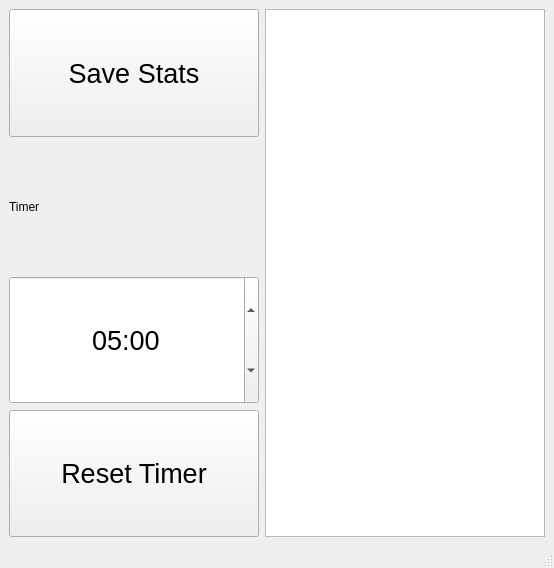
Qt form mainwindow.ui (Inlucker/CollectStatistics) before a commit.
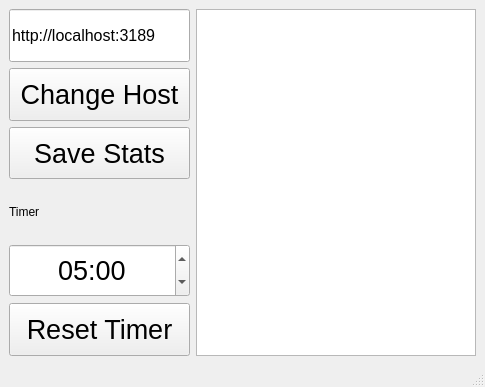
The same form after that commit.

Commit message: added lineEdit for the host

```diff
--- a/mainwindow.ui
+++ b/mainwindow.ui
@@ -6,8 +6,8 @@
    <rect>
     <x>0</x>
     <y>0</y>
-    <width>554</width>
-    <height>568</height>
+    <width>485</width>
+    <height>387</height>
    </rect>
   </property>
   <property name="sizePolicy">
@@ -26,7 +26,43 @@
       <item>
        <layout class="QVBoxLayout" name="verticalLayout">
         <item>
-         <widget class="QPushButton" name="pushButton">
+         <widget class="QLineEdit" name="lineEdit">
+          <property name="sizePolicy">
+           <sizepolicy hsizetype="Expanding" vsizetype="Expanding">
+            <horstretch>0</horstretch>
+            <verstretch>0</verstretch>
+           </sizepolicy>
+          </property>
+          <property name="font">
+           <font>
+            <pointsize>12</pointsize>
+           </font>
+          </property>
+          <property name="text">
+           <string>http://localhost:3189</string>
+          </property>
+         </widget>
+        </item>
+        <item>
+         <widget class="QPushButton" name="changeHostBtn">
+          <property name="sizePolicy">
+           <sizepolicy hsizetype="Expanding" vsizetype="Expanding">
+            <horstretch>0</horstretch>
+            <verstretch>0</verstretch>
+           </sizepolicy>
+          </property>
+          <property name="font">
+           <font>
+            <pointsize>20</pointsize>
+           </font>
+          </property>
+          <property name="text">
+           <string>Change Host</string>
+          </property>
+         </widget>
+        </item>
+        <item>
+         <widget class="QPushButton" name="saveStatsBtn">
           <property name="sizePolicy">
            <sizepolicy hsizetype="Expanding" vsizetype="Expanding">
             <horstretch>0</horstretch>
@@ -46,7 +82,7 @@
         <item>
          <widget class="QLabel" name="label">
           <property name="sizePolicy">
-           <sizepolicy hsizetype="Ignored" vsizetype="Expanding">
+           <sizepolicy hsizetype="Expanding" vsizetype="Expanding">
             <horstretch>0</horstretch>
             <verstretch>0</verstretch>
            </sizepolicy>
```
Left out of the diff: 4 changed lines with no effect on the pictures. The commit also changes 5 other files.
